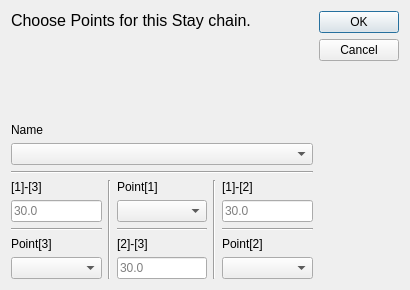
Qt form core/draw/edit_chain.ui (KmolYuan/Pyslvs-UI) before a commit.
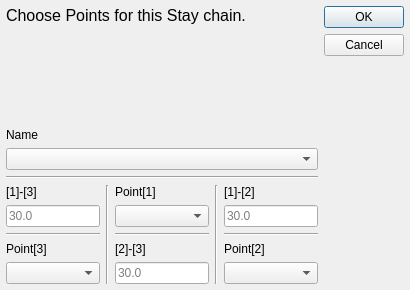
The same form after that commit. Icons and pictures are not drawn.

The edit to the form file:
```diff
--- a/core/draw/edit_chain.ui
+++ b/core/draw/edit_chain.ui
@@ -39,6 +39,21 @@
    <bool>true</bool>
   </property>
   <layout class="QHBoxLayout" name="horizontalLayout_2">
+   <property name="spacing">
+    <number>6</number>
+   </property>
+   <property name="leftMargin">
+    <number>6</number>
+   </property>
+   <property name="topMargin">
+    <number>6</number>
+   </property>
+   <property name="rightMargin">
+    <number>6</number>
+   </property>
+   <property name="bottomMargin">
+    <number>6</number>
+   </property>
    <item>
     <layout class="QVBoxLayout" name="verticalLayout_5">
      <item>
```
